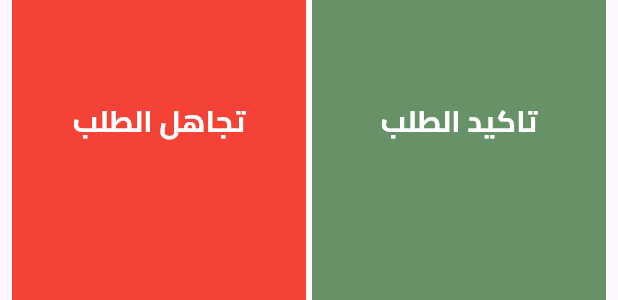
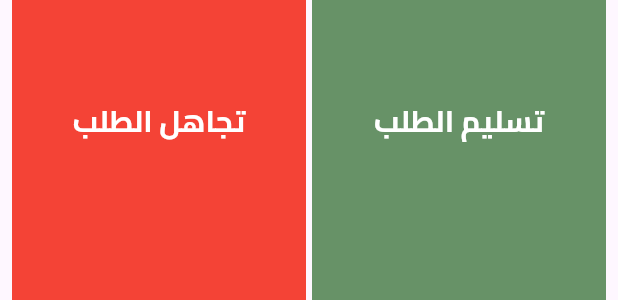
Before and after one commit to AHNXD/shop_app, a Flutter app: the OrderDetailsFooter widget shown alone on an empty page, opened directly with empty values, on a phone screen of 412 x 824 dp. Shown: the part 497-797 px from the top of the screen. Run offline on Flutter 3.47's test engine with Material 3 defaults, Android fonts, the light colour scheme and no system bars; our stand-ins replace cached_network_image, elegant_notification, firebase_core, firebase_messaging, flutter_local_notifications, font_awesome_flutter and 6 more; accounts and stored records are empty; project files that could hold a hidden picture were left out.

Commit message:
fix archive card , fix text in selas man

```diff
--- a/lib/views/order_details_page.dart/widgets/archive_order_details_page.dart
+++ b/lib/views/order_details_page.dart/widgets/archive_order_details_page.dart
@@ -86,7 +86,7 @@ class ArchiveOrderDetailsPage extends StatelessWidget {
                             crossAxisCount: 2,
                             mainAxisSpacing: 16,
                             crossAxisSpacing: 16,
-                            childAspectRatio: 1.8,
+                            childAspectRatio: 0.7,
                           ),
                           itemCount: model.products!.length,
                           itemBuilder: (context, index) {
--- a/lib/views/order_details_page.dart/widgets/archive_product_card.dart
+++ b/lib/views/order_details_page.dart/widgets/archive_product_card.dart
@@ -37,7 +37,7 @@ class ArchiveProductCard extends StatelessWidget {
                     maxLines: 2,
                     model.name,
                     style: const TextStyle(
-                        fontSize: 18,
+                        fontSize: 16,
                         fontWeight: FontWeight.bold,
                         fontFamily: Constans.kFontFamily),
                   ),
@@ -45,7 +45,7 @@ class ArchiveProductCard extends StatelessWidget {
                     companyName,
                     style: const TextStyle(
                         color: Colors.black26,
-                        fontSize: 12,
+                        fontSize: 14,
                         fontWeight: FontWeight.bold,
                         fontFamily: Constans.kFontFamily),
                   ),
--- a/lib/views/salesman_app/order_details.dart/widgets/order_details_footer.dart
+++ b/lib/views/salesman_app/order_details.dart/widgets/order_details_footer.dart
@@ -8,7 +8,10 @@ import 'package:shop_app/views/salesman_app/order_details.dart/widgets/submit_or
 class OrderDetailsFooter extends StatelessWidget {
   const OrderDetailsFooter({
     super.key,
-    this.pendingOrders, this.orderIndex, required this.id, required this.tripId,
+    this.pendingOrders,
+    this.orderIndex,
+    required this.id,
+    required this.tripId,
   });
   final List<TripOrderModel>? pendingOrders;
   final int? orderIndex;
@@ -25,19 +28,19 @@ class OrderDetailsFooter extends StatelessWidget {
           CustomButton(
             onTap: () {
               Get.bottomSheet(SubmitOrderBottomSheet(
-                tripId:tripId,
+                tripId: tripId,
                 id: id,
                 title: 'الرجاء ادخال المبلغ المدفوع من قبل الزبون',
                 label: 'المبلغ',
                 keyboardType: TextInputType.number,
-                buttonText: 'تاكيد الطلب',
+                buttonText: 'تسليم الطلب',
                 callDelivered: true,
               ));
             },
             width: MediaQuery.sizeOf(context).width / 2 - 10,
             padding: EdgeInsets.all(16),
             title: Text(
-              'تاكيد الطلب',
+              'تسليم الطلب',
               style: TextStyle(
                   fontSize: 20,
                   color: Colors.white,
@@ -49,15 +52,14 @@ class OrderDetailsFooter extends StatelessWidget {
           CustomButton(
             onTap: () {
               Get.bottomSheet(SubmitOrderBottomSheet(
-
                 tripId: tripId,
                 id: id,
-                orderIndex:orderIndex,
+                orderIndex: orderIndex,
                 pendingOrders: pendingOrders,
                 title: 'الرجاء ادخال سبب عدم تسليم الطلب',
                 label: 'السبب',
                 keyboardType: TextInputType.text,
-                buttonText: 'تاكيد الطلب',
+                buttonText: 'تجاهل الطلب',
                 callDelivered: false,
               ));
             },
```
